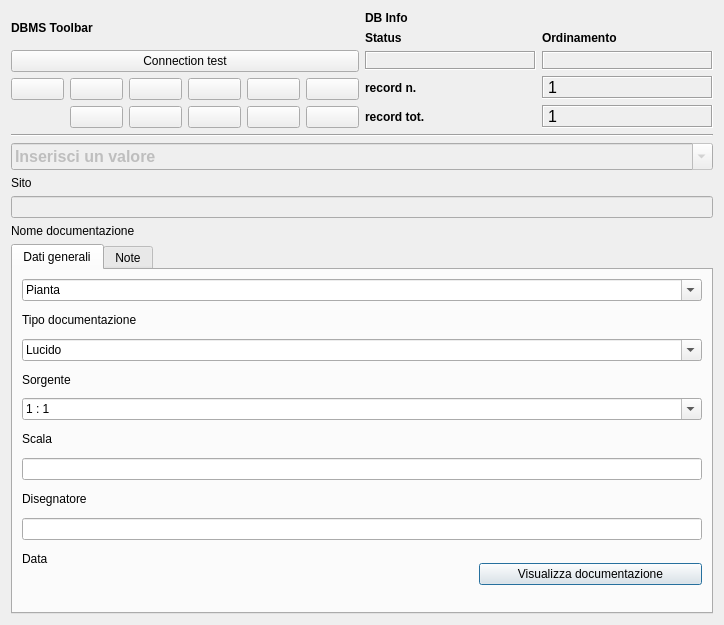
Qt form pyarchinit/modules/gui/pyarchinit_documentazione_ui.ui (pyarchinit/pyarchinit_218) before a commit.
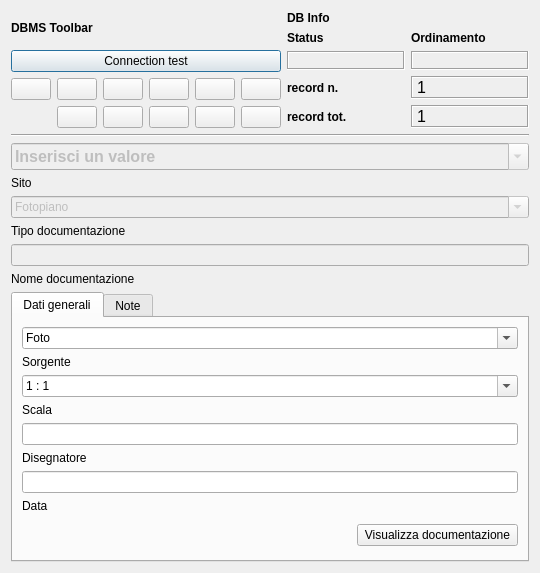
The same form after that commit. Icons and pictures are not drawn.

Commit message:
Debug scheda Documentazione
All'80% OK. Manca sistema exp PDF e sistemare pulsante per
visualizzazione Sezione a video.

Patch:
```diff
--- a/pyarchinit/modules/gui/pyarchinit_documentazione_ui.ui
+++ b/pyarchinit/modules/gui/pyarchinit_documentazione_ui.ui
@@ -6,8 +6,8 @@
    <rect>
     <x>0</x>
     <y>0</y>
-    <width>724</width>
-    <height>625</height>
+    <width>540</width>
+    <height>573</height>
    </rect>
   </property>
   <property name="minimumSize">
@@ -68,207 +68,6 @@
      </property>
     </widget>
    </item>
-   <item row="6" column="0">
-    <widget class="QTabWidget" name="tabWidget_tab_doc">
-     <property name="currentIndex">
-      <number>0</number>
-     </property>
-     <widget class="QWidget" name="tab_1_doc">
-      <attribute name="title">
-       <string>Dati generali</string>
-      </attribute>
-      <layout class="QGridLayout" name="gridLayout_6">
-       <item row="0" column="0" colspan="3">
-        <widget class="QComboBox" name="comboBox_tipo_doc">
-         <property name="enabled">
-          <bool>true</bool>
-         </property>
-         <property name="editable">
-          <bool>true</bool>
-         </property>
-         <item>
-          <property name="text">
-           <string>Pianta</string>
-          </property>
-         </item>
-         <item>
-          <property name="text">
-           <string>Sezione</string>
-          </property>
-         </item>
-         <item>
-          <property name="text">
-           <string>Prospetto</string>
-          </property>
-         </item>
-        </widget>
-       </item>
-       <item row="1" column="0">
-        <widget class="QLabel" name="label_2_tipo_doc">
-         <property name="text">
-          <string>Tipo documentazione</string>
-         </property>
-        </widget>
-       </item>
-       <item row="2" column="0" colspan="3">
-        <widget class="QComboBox" name="comboBox_sorgente_doc">
-         <property name="enabled">
-          <bool>true</bool>
-         </property>
-         <property name="editable">
-          <bool>true</bool>
-         </property>
-         <item>
-          <property name="text">
-           <string>Lucido</string>
-          </property>
-         </item>
-         <item>
-          <property name="text">
-           <string>Foto</string>
-          </property>
-         </item>
-         <item>
-          <property name="text">
-           <string>Rilievo diretto (tablet)</string>
-          </property>
-         </item>
-        </widget>
-       </item>
-       <item row="3" column="0">
-        <widget class="QLabel" name="label_2_sorgente_doc">
-         <property name="text">
-          <string>Sorgente</string>
-         </property>
-        </widget>
-       </item>
-       <item row="4" column="0" colspan="3">
-        <widget class="QComboBox" name="comboBox_scala_doc">
-         <property name="editable">
-          <bool>true</bool>
-         </property>
-         <item>
-          <property name="text">
-           <string>1 : 1</string>
-          </property>
-         </item>
-         <item>
-          <property name="text">
-           <string>1 : 2</string>
-          </property>
-         </item>
-         <item>
-          <property name="text">
-           <string>1 : 10</string>
-          </property>
-         </item>
-         <item>
-          <property name="text">
-           <string>1 : 20</string>
-          </property>
-         </item>
-         <item>
-          <property name="text">
-           <string>1 : 30</string>
-          </property>
-         </item>
-         <item>
-          <property name="text">
-           <string>1 : 50</string>
-          </property>
-         </item>
-         <item>
-          <property name="text">
-           <string>1 : 100</string>
-          </property>
-         </item>
-        </widget>
-       </item>
-       <item row="5" column="0">
-        <widget class="QLabel" name="label_2_scala_doc">
-         <property name="text">
-          <string>Scala</string>
-         </property>
-        </widget>
-       </item>
-       <item row="6" column="0" colspan="3">
-        <widget class="QLineEdit" name="lineEdit_disegnatore_doc"/>
-       </item>
-       <item row="7" column="0">
-        <widget class="QLabel" name="label_2_disegnatore_doc">
-         <property name="text">
-          <string>Disegnatore</string>
-         </property>
-        </widget>
-       </item>
-       <item row="8" column="0" colspan="3">
-        <widget class="QLineEdit" name="lineEdit_data_doc"/>
-       </item>
-       <item row="9" column="0">
-        <widget class="QLabel" name="label_2_data_doc">
-         <property name="text">
-          <string>Data</string>
-         </property>
-        </widget>
-       </item>
-       <item row="9" column="1" rowspan="2">
-        <spacer name="verticalSpacer">
-         <property name="orientation">
-          <enum>Qt::Vertical</enum>
-         </property>
-         <property name="sizeHint" stdset="0">
-          <size>
-           <width>20</width>
-           <height>40</height>
-          </size>
-         </property>
-        </spacer>
-       </item>
-       <item row="9" column="2" rowspan="2">
-        <widget class="QPushButton" name="pushButton_disegno_doc">
-         <property name="text">
-          <string>Visualizza documentazione</string>
-         </property>
-         <property name="iconSize">
-          <size>
-           <width>16</width>
-           <height>16</height>
-          </size>
-         </property>
-        </widget>
-       </item>
-      </layout>
-     </widget>
-     <widget class="QWidget" name="tab_2_doc">
-      <attribute name="title">
-       <string>Note</string>
-      </attribute>
-      <widget class="QTextEdit" name="textEdit_note_doc">
-       <property name="geometry">
-        <rect>
-         <x>10</x>
-         <y>20</y>
-         <width>491</width>
-         <height>191</height>
-        </rect>
-       </property>
-      </widget>
-      <widget class="QLabel" name="label_2_note_doc">
-       <property name="geometry">
-        <rect>
-         <x>10</x>
-         <y>220</y>
-         <width>46</width>
-         <height>13</height>
-        </rect>
-       </property>
-       <property name="text">
-        <string>Note</string>
-       </property>
-      </widget>
-     </widget>
-    </widget>
-   </item>
    <item row="0" column="0">
     <layout class="QGridLayout" name="gridLayout_2">
      <item row="0" column="0">
@@ -729,14 +528,14 @@
      </item>
     </layout>
    </item>
-   <item row="4" column="0">
+   <item row="6" column="0">
     <widget class="QLineEdit" name="lineEdit_nome_doc">
      <property name="enabled">
       <bool>false</bool>
      </property>
     </widget>
    </item>
-   <item row="5" column="0">
+   <item row="7" column="0">
     <widget class="QLabel" name="label">
      <property name="text">
       <string>Nome documentazione</string>
@@ -756,6 +555,230 @@
      </property>
     </widget>
    </item>
+   <item row="5" column="0">
+    <widget class="QLabel" name="label_2_tipo_doc">
+     <property name="text">
+      <string>Tipo documentazione</string>
+     </property>
+    </widget>
+   </item>
+   <item row="4" column="0">
+    <widget class="QComboBox" name="comboBox_tipo_doc">
+     <property name="enabled">
+      <bool>false</bool>
+     </property>
+     <property name="editable">
+      <bool>true</bool>
+     </property>
+     <item>
+      <property name="text">
+       <string>Fotopiano</string>
+      </property>
+     </item>
+     <item>
+      <property name="text">
+       <string>Pianta</string>
+      </property>
+     </item>
+     <item>
+      <property name="text">
+       <string>Prospetto</string>
+      </property>
+     </item>
+     <item>
+      <property name="text">
+       <string>Sezione</string>
+      </property>
+     </item>
+    </widget>
+   </item>
+   <item row="8" column="0">
+    <widget class="QTabWidget" name="tabWidget_tab_doc">
+     <property name="currentIndex">
+      <number>0</number>
+     </property>
+     <widget class="QWidget" name="tab_1_doc">
+      <attribute name="title">
+       <string>Dati generali</string>
+      </attribute>
+      <layout class="QGridLayout" name="gridLayout_6">
+       <item row="2" column="0" colspan="3">
+        <widget class="QComboBox" name="comboBox_sorgente_doc">
+         <property name="enabled">
+          <bool>true</bool>
+         </property>
+         <property name="editable">
+          <bool>true</bool>
+         </property>
+         <item>
+          <property name="text">
+           <string>Foto</string>
+          </property>
+         </item>
+         <item>
+          <property name="text">
+           <string>Fotomosaico</string>
+          </property>
+         </item>
+         <item>
+          <property name="text">
+           <string>Lucido</string>
+          </property>
+         </item>
+         <item>
+          <property name="text">
+           <string>Rilievo diretto (tablet)</string>
+          </property>
+         </item>
+        </widget>
+       </item>
+       <item row="3" column="0">
+        <widget class="QLabel" name="label_2_sorgente_doc">
+         <property name="text">
+          <string>Sorgente</string>
+         </property>
+        </widget>
+       </item>
+       <item row="4" column="0" colspan="3">
+        <widget class="QComboBox" name="comboBox_scala_doc">
+         <property name="editable">
+          <bool>true</bool>
+         </property>
+         <item>
+          <property name="text">
+           <string>1 : 1</string>
+          </property>
+         </item>
+         <item>
+          <property name="text">
+           <string>1 : 2</string>
+          </property>
+         </item>
+         <item>
+          <property name="text">
+           <string>1 : 10</string>
+          </property>
+         </item>
+         <item>
+          <property name="text">
+           <string>1 : 20</string>
+          </property>
+         </item>
+         <item>
+          <property name="text">
+           <string>1 : 30</string>
+          </property>
+         </item>
+         <item>
+          <property name="text">
+           <string>1 : 50</string>
+          </property>
+         </item>
+         <item>
+          <property name="text">
+           <string>1 : 100</string>
+          </property>
+         </item>
+        </widget>
+       </item>
+       <item row="5" column="0">
+        <widget class="QLabel" name="label_2_scala_doc">
+         <property name="text">
+          <string>Scala</string>
+         </property>
+        </widget>
+       </item>
+       <item row="6" column="0" colspan="3">
+        <widget class="QLineEdit" name="lineEdit_disegnatore_doc"/>
+       </item>
+       <item row="7" column="0">
+        <widget class="QLabel" name="label_2_disegnatore_doc">
+         <property name="text">
+          <string>Disegnatore</string>
+         </property>
+        </widget>
+       </item>
+       <item row="10" column="0" colspan="3">
+        <widget class="QLineEdit" name="lineEdit_data_doc"/>
+       </item>
+       <item row="11" column="0">
+        <widget class="QLabel" name="label_2_data_doc">
+         <property name="text">
+          <string>Data</string>
+         </property>
+        </widget>
+       </item>
+       <item row="12" column="2">
+        <widget class="QPushButton" name="pushButton_disegno_doc">
+         <property name="text">
+          <string>Visualizza documentazione</string>
+         </property>
+         <property name="iconSize">
+          <size>
+           <width>16</width>
+           <height>16</height>
+          </size>
+         </property>
+        </widget>
+       </item>
+       <item row="13" column="2">
+        <spacer name="verticalSpacer_2">
+         <property name="orientation">
+          <enum>Qt::Vertical</enum>
+         </property>
+         <property name="sizeHint" stdset="0">
+          <size>
+           <width>20</width>
+           <height>40</height>
+          </size>
+         </property>
+        </spacer>
+       </item>
+       <item row="12" column="0">
+        <spacer name="verticalSpacer">
+         <property name="orientation">
+          <enum>Qt::Vertical</enum>
+         </property>
+         <property name="sizeHint" stdset="0">
+          <size>
+           <width>20</width>
+           <height>200</height>
+          </size>
+         </property>
+        </spacer>
+       </item>
+      </layout>
+     </widget>
+     <widget class="QWidget" name="tab_2_doc">
+      <attribute name="title">
+       <string>Note</string>
+      </attribute>
+      <widget class="QTextEdit" name="textEdit_note_doc">
+       <property name="geometry">
+        <rect>
+         <x>10</x>
+         <y>20</y>
+         <width>491</width>
+         <height>191</height>
+        </rect>
+       </property>
+      </widget>
+      <widget class="QLabel" name="label_2_note_doc">
+       <property name="geometry">
+        <rect>
+         <x>10</x>
+         <y>220</y>
+         <width>46</width>
+         <height>13</height>
+        </rect>
+       </property>
+       <property name="text">
+        <string>Note</string>
+       </property>
+      </widget>
+     </widget>
+    </widget>
+   </item>
   </layout>
  </widget>
  <resources>
```
Left out of the diff: 2 changed lines with no effect on the pictures. The commit also changes 6 other files.
